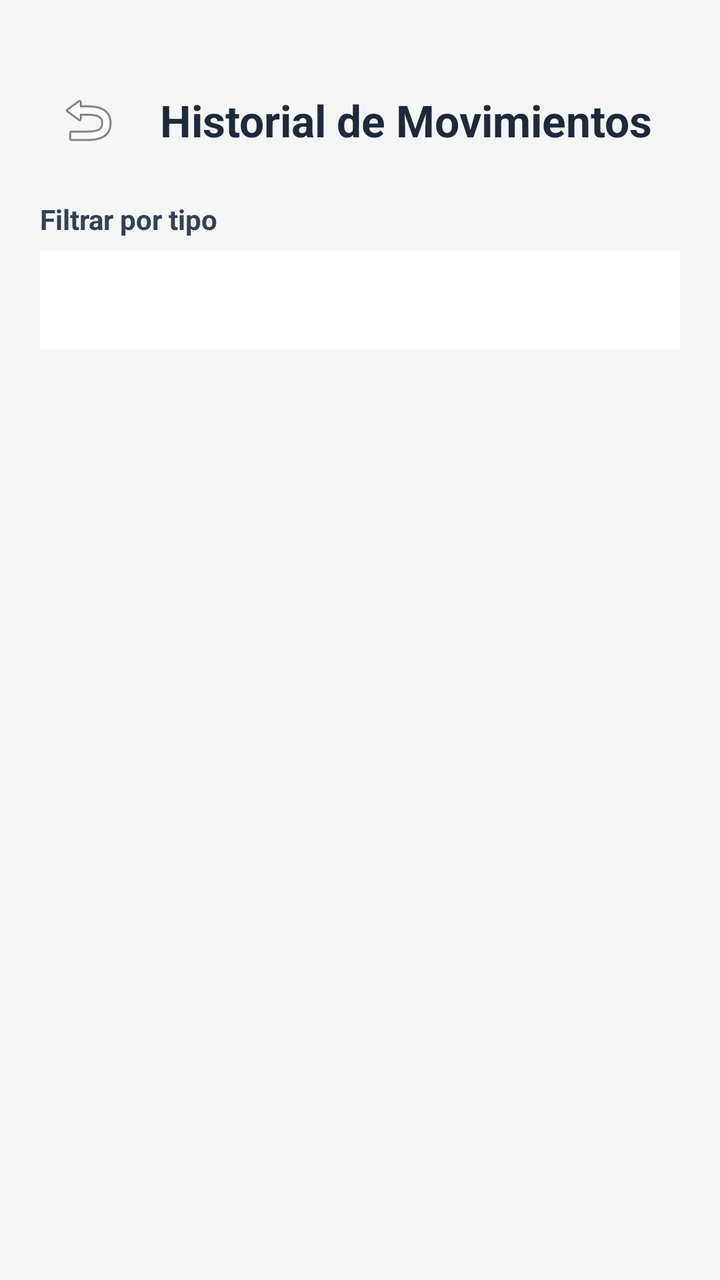
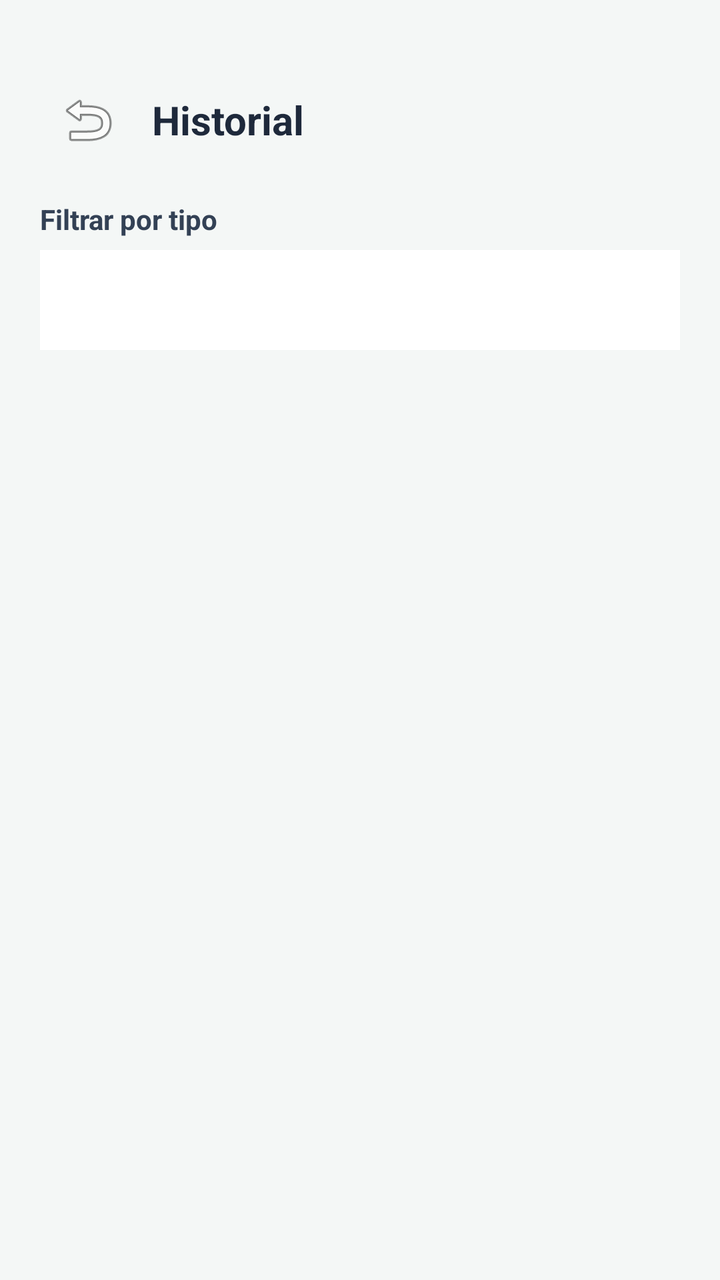

Before-and-after screenshots of an Android layout around one commit, followed by the original layout XML and the change that was made.
<!-- AndroidManifest.xml: application theme Theme.AppFinanzas -->
<!-- res/layout/activity_historial.xml -->
<?xml version="1.0" encoding="utf-8"?>
<LinearLayout xmlns:android="http://schemas.android.com/apk/res/android"
    android:layout_width="match_parent"
    android:layout_height="match_parent"
    android:orientation="vertical"
    android:padding="20dp"
    android:background="#F4F7F6">

    
    <LinearLayout
        android:layout_width="match_parent"
        android:layout_height="wrap_content"
        android:orientation="horizontal"
        android:gravity="center_vertical"
        android:layout_marginBottom="16dp"
        android:layout_marginTop="16dp">

        <ImageButton
            android:id="@+id/btnRegresarHistorial"
            android:layout_width="48dp"
            android:layout_height="48dp"
            android:background="?attr/selectableItemBackgroundBorderless"
            android:src="@android:drawable/ic_menu_revert"
            android:contentDescription="Regresar" />

        <TextView
            android:layout_width="wrap_content"
            android:layout_height="wrap_content"
            android:text="Historial de Movimientos"
            android:textSize="22sp"
            android:textStyle="bold"
            android:textColor="#1E293B"
            android:layout_marginStart="12dp"/>
    </LinearLayout>

    
    <TextView
        android:layout_width="wrap_content"
        android:layout_height="wrap_content"
        android:text="Filtrar por tipo"
        android:textSize="14sp"
        android:textStyle="bold"
        android:textColor="#334155"
        android:layout_marginBottom="6dp"/>

    <Spinner
        android:id="@+id/spinnerFiltro"
        android:layout_width="match_parent"
        android:layout_height="50dp"
        android:background="#FFFFFF"
        android:layout_marginBottom="16dp"/>

    
    <androidx.recyclerview.widget.RecyclerView
        android:id="@+id/recyclerHistorial"
        android:layout_width="match_parent"
        android:layout_height="match_parent" />

</LinearLayout>
<!-- resources referenced by this layout -->
<resources>
  <style name="Theme.AppFinanzas" parent="Base.Theme.AppFinanzas" />
  <style name="Base.Theme.AppFinanzas" parent="Theme.Material3.DayNight.NoActionBar">
          
          
      </style>
</resources>

<!-- the commit's change to res/layout/activity_historial.xml (unified diff, before → after) -->
@@ -24,13 +24,36 @@
             android:contentDescription="Regresar" />
 
         <TextView
-            android:layout_width="wrap_content"
+            android:layout_width="0dp"
             android:layout_height="wrap_content"
-            android:text="Historial de Movimientos"
-            android:textSize="22sp"
+            android:layout_weight="1"
+            android:text="Historial"
+            android:textSize="20sp"
             android:textStyle="bold"
             android:textColor="#1E293B"
-            android:layout_marginStart="12dp"/>
+            android:layout_marginStart="8dp"
+            android:singleLine="true"
+            android:ellipsize="end"/>
+
+        
+        <ImageButton
+            android:id="@+id/btnSeleccionarTodo"
+            android:layout_width="48dp"
+            android:layout_height="48dp"
+            android:background="?attr/selectableItemBackgroundBorderless"
+            android:src="@android:drawable/ic_menu_agenda"
+            android:visibility="gone"
+            android:contentDescription="Seleccionar todo" />
+
+        
+        <ImageButton
+            android:id="@+id/btnEliminarSeleccionados"
+            android:layout_width="48dp"
+            android:layout_height="48dp"
+            android:background="?attr/selectableItemBackgroundBorderless"
+            android:src="@android:drawable/ic_menu_delete"
+            android:visibility="gone"
+            android:contentDescription="Eliminar seleccionados" />
     </LinearLayout>
 
     
